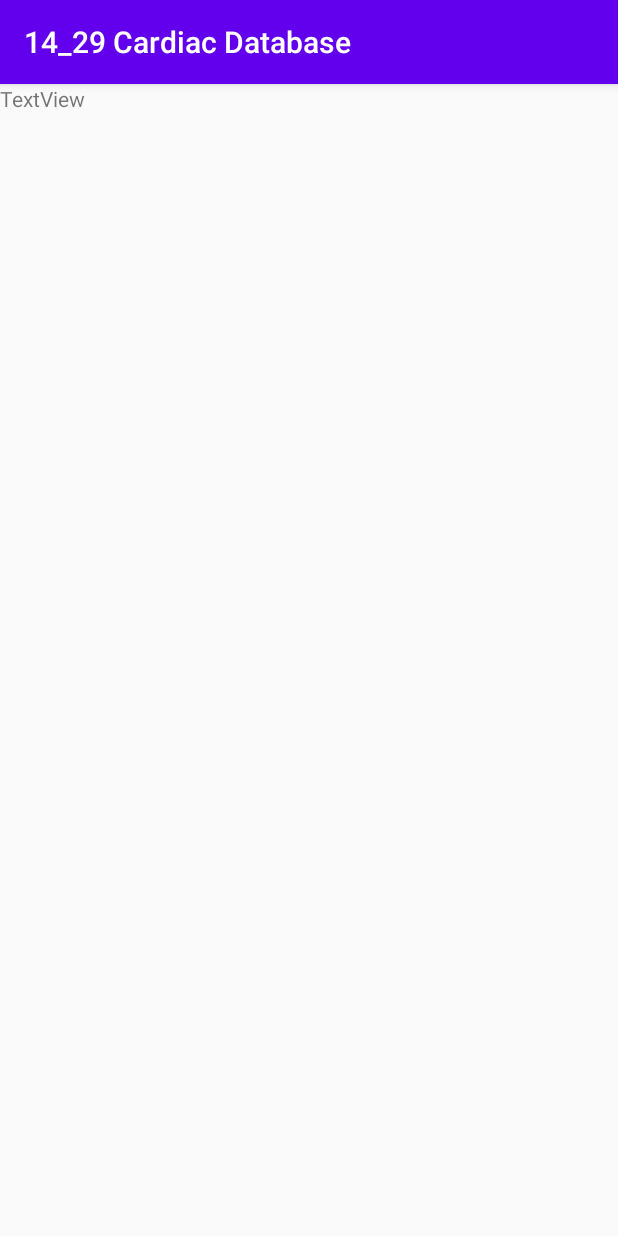
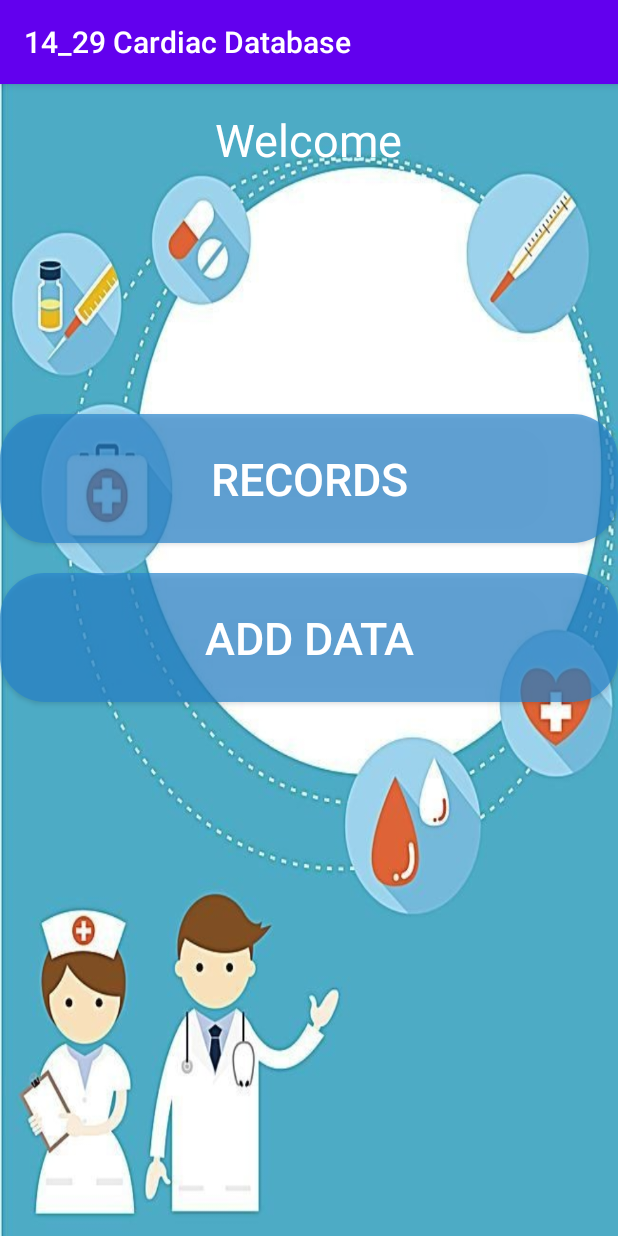
Before and after one commit to Abrar1807014/project_cardiacMonitor, an Android app: the DataPage screen opened directly, with no data from a screen before it, on a phone screen of 412 x 824 dp. Run offline under Robolectric (Android 15) with nearby library versions, the phone set to English and light mode, and no system bars.

Commit message:
DataAdd, DataSaver, Records added

```diff
--- a/app/src/main/java/com/example/myapplication/DataPage.java
+++ b/app/src/main/java/com/example/myapplication/DataPage.java
@@ -2,13 +2,39 @@ package com.example.myapplication;
 
 import androidx.appcompat.app.AppCompatActivity;
 
+import android.content.Intent;
 import android.os.Bundle;
+import android.view.View;
+import android.widget.Button;
+
+import com.google.android.material.floatingactionbutton.FloatingActionButton;
 
 public class DataPage extends AppCompatActivity {
+    Button button;
+    Button floatingActionButton;
 
     @Override
     protected void onCreate(Bundle savedInstanceState) {
         super.onCreate(savedInstanceState);
         setContentView(R.layout.activity_data_page);
+
+        button=findViewById(R.id.records);
+        floatingActionButton=findViewById(R.id.add);
+
+        button.setOnClickListener(new View.OnClickListener() {
+            @Override
+            public void onClick(View v) {
+                Intent intent = new Intent(DataPage.this, Records.class);
+                startActivity(intent);
+            }
+        });
+
+        floatingActionButton.setOnClickListener(new View.OnClickListener() {
+            @Override
+            public void onClick(View v) {
+                Intent intent=new Intent(DataPage.this, DataAdd.class);
+                startActivity(intent);
+            }
+        });
     }
 }
--- a/app/src/main/java/com/example/myapplication/Register.java
+++ b/app/src/main/java/com/example/myapplication/Register.java
@@ -101,7 +101,7 @@ public class Register extends AppCompatActivity {
             @Override
             public void onClick(View v) {
 
-                Intent intent=new Intent(Register.this,MainActivity.class);
+                Intent intent=new Intent(Register.this,DataPage.class);
                 startActivity(intent);
             }
         });
--- a/app/src/main/java/com/example/myapplication/login.java
+++ b/app/src/main/java/com/example/myapplication/login.java
@@ -28,7 +28,7 @@ public class login extends AppCompatActivity {
                 {
                     //correct
                     Toast.makeText(login.this, "LOGIN SUCESSFULL", Toast.LENGTH_SHORT).show();
-                    Intent intent=new Intent(login.this,MainActivity.class);
+                    Intent intent=new Intent(login.this,DataPage.class);
                     startActivity(intent);
                     finish();
                 }
--- /dev/null
+++ b/app/src/main/res/drawable/ic_baseline_add_24.xml
@@ -0,0 +1,5 @@
+<vector android:height="24dp" android:tint="#42D0C4"
+    android:viewportHeight="24" android:viewportWidth="24"
+    android:width="24dp" xmlns:android="http://schemas.android.com/apk/res/android">
+    <path android:fillColor="@android:color/white" android:pathData="M19,13h-6v6h-2v-6H5v-2h6V5h2v6h6v2z"/>
+</vector>
--- /dev/null
+++ b/app/src/main/res/drawable/ic_baseline_add_circle_24.xml
@@ -0,0 +1,5 @@
+<vector android:height="30dp" android:tint="#E9DAC1"
+    android:viewportHeight="24" android:viewportWidth="24"
+    android:width="30dp" xmlns:android="http://schemas.android.com/apk/res/android">
+    <path android:fillColor="@android:color/white" android:pathData="M12,2C6.48,2 2,6.48 2,12s4.48,10 10,10 10,-4.48 10,-10S17.52,2 12,2zM17,13h-4v4h-2v-4L7,13v-2h4L11,7h2v4h4v2z"/>
+</vector>
--- /dev/null
+++ b/app/src/main/res/drawable/roundedbtn.xml
@@ -0,0 +1,5 @@
+<?xml version="1.0" encoding="utf-8"?>
+<shape xmlns:android="http://schemas.android.com/apk/res/android">
+<solid android:color="#B02884CD" />
+    <corners android:radius="30dp"/>
+</shape>
--- a/app/src/main/res/layout/activity_data_page.xml
+++ b/app/src/main/res/layout/activity_data_page.xml
@@ -4,12 +4,52 @@
     xmlns:tools="http://schemas.android.com/tools"
     android:layout_width="match_parent"
     android:layout_height="match_parent"
-    tools:context=".DataPage">
+    tools:context=".DataPage"
+    android:background="@drawable/splasimage">
 
     <TextView
         android:id="@+id/textView"
-        android:layout_width="wrap_content"
-        android:layout_height="wrap_content"
-        android:text="TextView"
-        tools:layout_editor_absoluteY="180dp" />
+        android:layout_width="411dp"
+        android:layout_height="81dp"
+        android:text="Welcome"
+        android:textAlignment="center"
+        android:textColor="@color/white"
+        android:textSize="30sp"
+        app:layout_constraintBottom_toBottomOf="parent"
+        app:layout_constraintEnd_toEndOf="parent"
+        app:layout_constraintHorizontal_bias="0.0"
+        app:layout_constraintStart_toStartOf="parent"
+        app:layout_constraintTop_toTopOf="parent"
+        app:layout_constraintVertical_bias="0.024" />
+
+    <LinearLayout
+        android:layout_width="match_parent"
+        android:layout_height="match_parent"
+        android:orientation="vertical">
+
+        <Button
+            android:id="@+id/records"
+            android:layout_width="match_parent"
+            android:layout_height="86dp"
+            android:layout_marginTop="220dp"
+            android:background="@drawable/roundedbtn"
+            android:text="RECORDS"
+            android:textColor="@color/white"
+            android:textSize="30sp"
+            app:layout_constraintTop_toBottomOf="@+id/textView" />
+
+        <Button
+            android:id="@+id/add"
+            android:layout_width="match_parent"
+            android:layout_height="86dp"
+            android:layout_marginTop="20dp"
+            android:background="@drawable/roundedbtn"
+            android:text="ADD DATA"
+            android:textColor="@color/white"
+            android:textSize="30sp"
+            app:layout_constraintTop_toBottomOf="@+id/textView" />
+
+    </LinearLayout>
+
+
 </androidx.constraintlayout.widget.ConstraintLayout>
--- /dev/null
+++ b/app/src/main/res/layout/recorded_item.xml
@@ -0,0 +1,6 @@
+<?xml version="1.0" encoding="utf-8"?>
+<androidx.constraintlayout.widget.ConstraintLayout xmlns:android="http://schemas.android.com/apk/res/android"
+    android:layout_width="match_parent"
+    android:layout_height="match_parent">
+
+</androidx.constraintlayout.widget.ConstraintLayout>
```
Also changed, not shown: app/src/main/AndroidManifest.xml (+9 -3 lines), app/src/main/java/com/example/myapplication/DataAdd.java (added, +84 -0 lines), app/src/main/java/com/example/myapplication/DataSaver.java (added, +62 -0 lines), app/src/main/java/com/example/myapplication/Records.java (added, +14 -0 lines), app/src/main/res/layout/activity_data_add.xml (added, +86 -0 lines), app/src/main/res/layout/activity_records.xml (added, +14 -0 lines), app/src/main/res/drawable/addpage.jpg (added).
